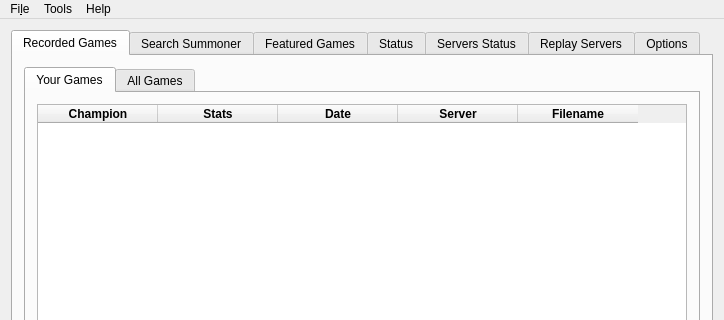
The window that src/mainwindow.ui (Aztorius/legendsreplay) describes before a commit, drawn with Qt 5; both pictures show x 0 to 724 and y 0 to 320 of the 724 by 584 pixel window.
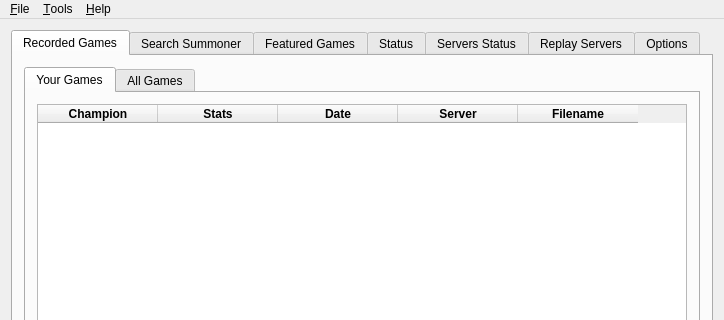
The same window after the commit. Icons and pictures are not drawn.

The edit to the form file:
```diff
--- a/src/mainwindow.ui
+++ b/src/mainwindow.ui
@@ -1271,7 +1271,7 @@
    </property>
    <widget class="QMenu" name="menuFiles">
     <property name="title">
-     <string>Fi&amp;le</string>
+     <string>&amp;File</string>
     </property>
     <addaction name="actionOpen"/>
     <addaction name="separator"/>
@@ -1279,14 +1279,14 @@
    </widget>
    <widget class="QMenu" name="menuTools">
     <property name="title">
-     <string>Tools</string>
+     <string>&amp;Tools</string>
     </property>
     <addaction name="actionAdvanced_Recorder"/>
     <addaction name="actionRepair_tool"/>
    </widget>
    <widget class="QMenu" name="menuHelp">
     <property name="title">
-     <string>Help</string>
+     <string>&amp;Help</string>
     </property>
     <addaction name="actionReport_an_issue"/>
     <addaction name="actionAbout_LegendsReplay"/>
```
Left out of the diff: 12 changed lines with no effect on the pictures.
